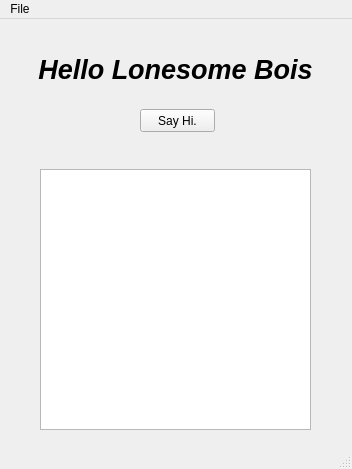
Old version of the form gui.ui in the repository teeradon43/PyGUI-PyQt-QtDesigner.
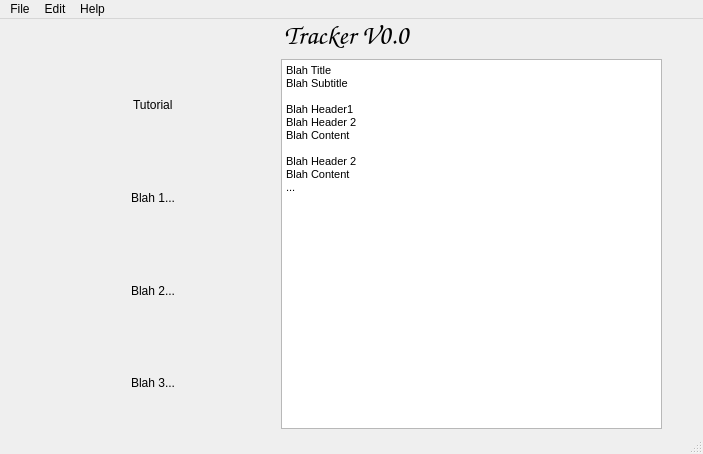
New version of the form.

Diff of the .ui file:
```diff
--- a/gui.ui
+++ b/gui.ui
@@ -6,60 +6,115 @@
    <rect>
     <x>0</x>
     <y>0</y>
-    <width>352</width>
-    <height>469</height>
+    <width>703</width>
+    <height>454</height>
    </rect>
   </property>
   <property name="windowTitle">
    <string>MainWindow</string>
   </property>
   <widget class="QWidget" name="centralwidget">
-   <widget class="QLabel" name="label">
+   <widget class="QWidget" name="verticalLayoutWidget">
     <property name="geometry">
      <rect>
-      <x>10</x>
-      <y>20</y>
-      <width>331</width>
-      <height>61</height>
+      <x>31</x>
+      <y>-1</y>
+      <width>631</width>
+      <height>411</height>
      </rect>
     </property>
-    <property name="font">
-     <font>
-      <pointsize>20</pointsize>
-      <weight>75</weight>
-      <italic>true</italic>
-      <bold>true</bold>
-     </font>
-    </property>
-    <property name="text">
-     <string>Hello Lonesome Bois</string>
-    </property>
-    <property name="alignment">
-     <set>Qt::AlignCenter</set>
-    </property>
-   </widget>
-   <widget class="QPushButton" name="pushButton">
-    <property name="geometry">
-     <rect>
-      <x>140</x>
-      <y>90</y>
-      <width>75</width>
-      <height>23</height>
-     </rect>
-    </property>
-    <property name="text">
-     <string>Say Hi.</string>
-    </property>
-   </widget>
-   <widget class="QTextEdit" name="textEdit">
-    <property name="geometry">
-     <rect>
-      <x>40</x>
-      <y>150</y>
-      <width>271</width>
-      <height>261</height>
-     </rect>
-    </property>
+    <layout class="QVBoxLayout" name="verticalLayout">
+     <item>
+      <widget class="QLabel" name="label">
+       <property name="font">
+        <font>
+         <family>Comic Sans MS</family>
+         <pointsize>20</pointsize>
+         <weight>75</weight>
+         <italic>true</italic>
+         <bold>true</bold>
+         <underline>false</underline>
+         <strikeout>false</strikeout>
+         <kerning>true</kerning>
+        </font>
+       </property>
+       <property name="text">
+        <string>Tracker V0.0</string>
+       </property>
+       <property name="textFormat">
+        <enum>Qt::AutoText</enum>
+       </property>
+       <property name="alignment">
+        <set>Qt::AlignCenter</set>
+       </property>
+      </widget>
+     </item>
+     <item>
+      <layout class="QHBoxLayout" name="horizontalLayout">
+       <item>
+        <layout class="QVBoxLayout" name="verticalLayout_2" stretch="0,0,0,0">
+         <property name="spacing">
+          <number>1</number>
+         </property>
+         <property name="leftMargin">
+          <number>100</number>
+         </property>
+         <property name="rightMargin">
+          <number>100</number>
+         </property>
+         <item alignment="Qt::AlignHCenter">
+          <widget class="QLabel" name="Head1">
+           <property name="text">
+            <string>Tutorial</string>
+           </property>
+          </widget>
+         </item>
+         <item alignment="Qt::AlignHCenter">
+          <widget class="QLabel" name="Sub1">
+           <property name="text">
+            <string>Blah 1...</string>
+           </property>
+          </widget>
+         </item>
+         <item>
+          <widget class="QLabel" name="Sub2">
+           <property name="text">
+            <string>Blah 2...</string>
+           </property>
+          </widget>
+         </item>
+         <item>
+          <widget class="QLabel" name="label_2">
+           <property name="text">
+            <string>Blah 3...</string>
+           </property>
+          </widget>
+         </item>
+        </layout>
+       </item>
+       <item>
+        <widget class="QTextBrowser" name="textBrowser">
+         <property name="html">
+          <string>&lt;!DOCTYPE HTML PUBLIC &quot;-//W3C//DTD HTML 4.0//EN&quot; &quot;http://www.w3.org/TR/REC-html40/strict.dtd&quot;&gt;
+&lt;html&gt;&lt;head&gt;&lt;meta name=&quot;qrichtext&quot; content=&quot;1&quot; /&gt;&lt;style type=&quot;text/css&quot;&gt;
+p, li { white-space: pre-wrap; }
+&lt;/style&gt;&lt;/head&gt;&lt;body style=&quot; font-family:'MS Shell Dlg 2'; font-size:8.25pt; font-weight:400; font-style:normal;&quot;&gt;
+&lt;p style=&quot; margin-top:0px; margin-bottom:0px; margin-left:0px; margin-right:0px; -qt-block-indent:0; text-indent:0px;&quot;&gt;Blah Title&lt;/p&gt;
+&lt;p style=&quot; margin-top:0px; margin-bottom:0px; margin-left:0px; margin-right:0px; -qt-block-indent:0; text-indent:0px;&quot;&gt;Blah Subtitle&lt;/p&gt;
+&lt;p style=&quot;-qt-paragraph-type:empty; margin-top:0px; margin-bottom:0px; margin-left:0px; margin-right:0px; -qt-block-indent:0; text-indent:0px;&quot;&gt;&lt;br /&gt;&lt;/p&gt;
+&lt;p style=&quot; margin-top:0px; margin-bottom:0px; margin-left:0px; margin-right:0px; -qt-block-indent:0; text-indent:0px;&quot;&gt;Blah Header1&lt;/p&gt;
+&lt;p style=&quot; margin-top:0px; margin-bottom:0px; margin-left:0px; margin-right:0px; -qt-block-indent:0; text-indent:0px;&quot;&gt;Blah Header 2&lt;/p&gt;
+&lt;p style=&quot; margin-top:0px; margin-bottom:0px; margin-left:0px; margin-right:0px; -qt-block-indent:0; text-indent:0px;&quot;&gt;Blah Content&lt;/p&gt;
+&lt;p style=&quot;-qt-paragraph-type:empty; margin-top:0px; margin-bottom:0px; margin-left:0px; margin-right:0px; -qt-block-indent:0; text-indent:0px;&quot;&gt;&lt;br /&gt;&lt;/p&gt;
+&lt;p style=&quot; margin-top:0px; margin-bottom:0px; margin-left:0px; margin-right:0px; -qt-block-indent:0; text-indent:0px;&quot;&gt;Blah Header 2&lt;/p&gt;
+&lt;p style=&quot; margin-top:0px; margin-bottom:0px; margin-left:0px; margin-right:0px; -qt-block-indent:0; text-indent:0px;&quot;&gt;Blah Content&lt;/p&gt;
+&lt;p style=&quot; margin-top:0px; margin-bottom:0px; margin-left:0px; margin-right:0px; -qt-block-indent:0; text-indent:0px;&quot;&gt;...&lt;/p&gt;&lt;/body&gt;&lt;/html&gt;</string>
+         </property>
+        </widget>
+       </item>
+      </layout>
+     </item>
+    </layout>
    </widget>
   </widget>
   <widget class="QMenuBar" name="menubar">
@@ -67,7 +122,7 @@
     <rect>
      <x>0</x>
      <y>0</y>
-     <width>352</width>
+     <width>703</width>
      <height>21</height>
     </rect>
    </property>
@@ -75,10 +130,34 @@
     <property name="title">
      <string>File</string>
     </property>
-    <addaction name="actionOpen_File"/>
-    <addaction name="actionClose"/>
+    <addaction name="actionNew"/>
+    <addaction name="separator"/>
+    <addaction name="actionOpen"/>
+    <addaction name="actionRecent"/>
+    <addaction name="separator"/>
+    <addaction name="actionSave"/>
+    <addaction name="actionSave_as"/>
+    <addaction name="separator"/>
+    <addaction name="actionClose_2"/>
+    <addaction name="actionExit"/>
+   </widget>
+   <widget class="QMenu" name="menuEdit">
+    <property name="title">
+     <string>Edit</string>
+    </property>
+    <addaction name="actionPreference"/>
+   </widget>
+   <widget class="QMenu" name="menuHelp">
+    <property name="title">
+     <string>Help</string>
+    </property>
+    <addaction name="actionCredits"/>
+    <addaction name="actionVersion"/>
+    <addaction name="actionVisit_website"/>
    </widget>
    <addaction name="menuFile"/>
+   <addaction name="menuEdit"/>
+   <addaction name="menuHelp"/>
   </widget>
   <widget class="QStatusBar" name="statusbar"/>
   <action name="actionOpen_File">
```
Left out of the diff: 54 changed lines with no effect on the pictures.
